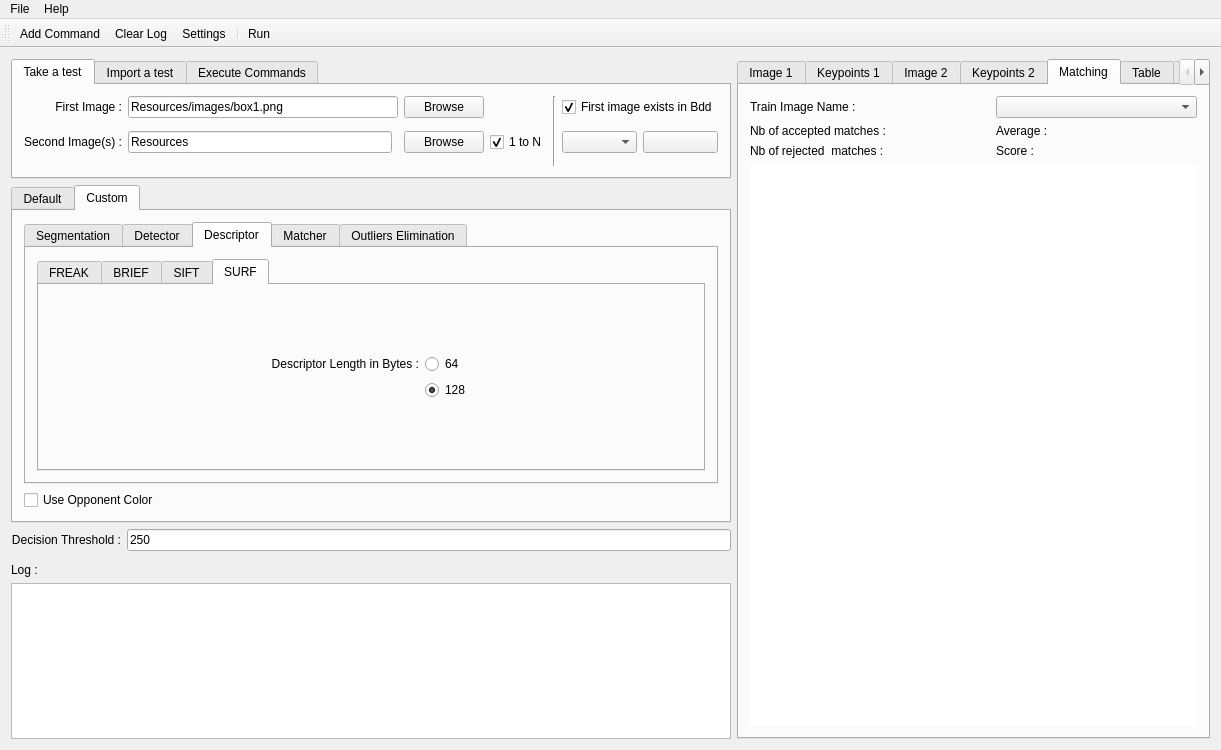
Aissa94/PFE_Project, file source_code/mainwindow.ui: the form before one commit.
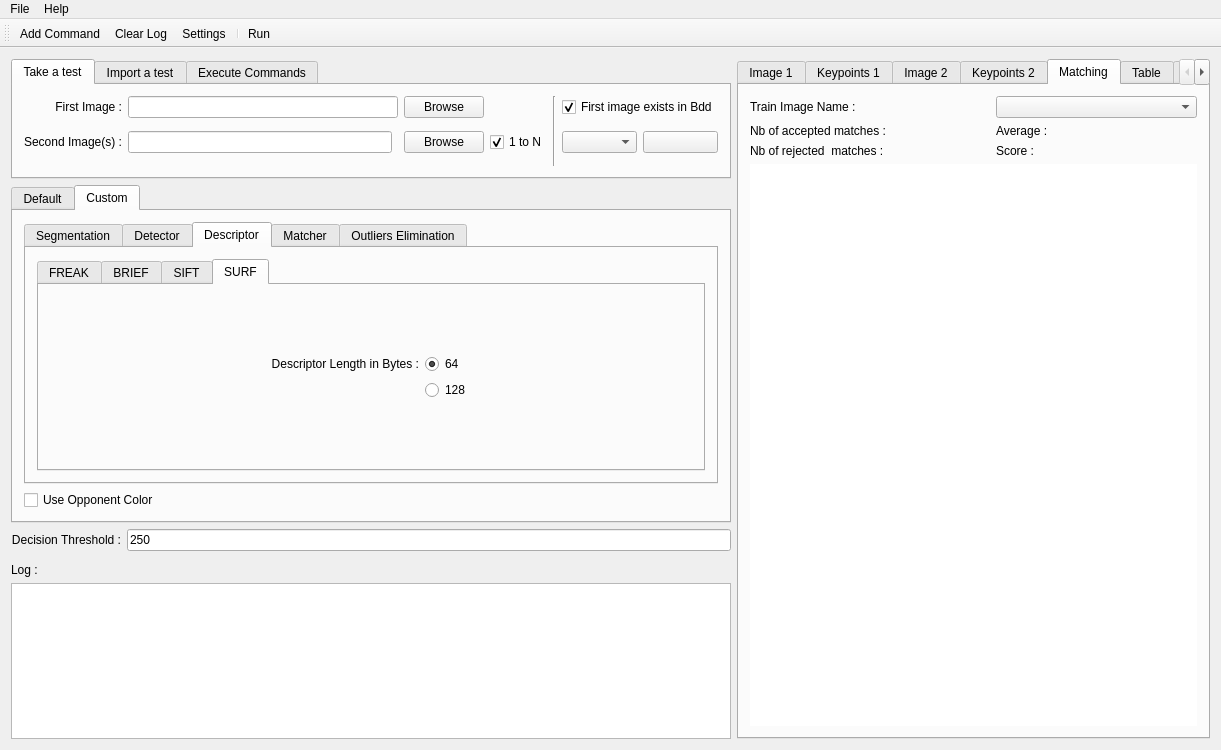
The form after the commit. The open tabs and pages were chosen to show the change. Icons and pictures are not drawn. Custom widgets are drawn as their Qt base class.

Commit message: Fix refresh bdd names with empty folderpath

Patch:
```diff
--- a/source_code/mainwindow.ui
+++ b/source_code/mainwindow.ui
@@ -2329,7 +2329,7 @@
                      <string>64</string>
                     </property>
                     <property name="checked">
-                     <bool>false</bool>
+                     <bool>true</bool>
                     </property>
                    </widget>
                   </item>
@@ -2349,7 +2349,7 @@
                      <string>128</string>
                     </property>
                     <property name="checked">
-                     <bool>true</bool>
+                     <bool>false</bool>
                     </property>
                    </widget>
                   </item>
@@ -2936,7 +2936,7 @@
           <item row="2" column="1">
            <widget class="QLineEdit" name="secondImgText">
             <property name="text">
-             <string>Resources</string>
+             <string/>
             </property>
             <property name="buddy" stdset="0">
              <cstring>label_4</cstring>
@@ -2992,7 +2992,7 @@
           <item row="0" column="1" colspan="2">
            <widget class="QLineEdit" name="firstImgText">
             <property name="text">
-             <string>Resources/images/box1.png</string>
+             <string/>
             </property>
            </widget>
           </item>
```
Left out of the diff: 14 changed lines with no effect on the pictures. The commit also changes 1 other file.
